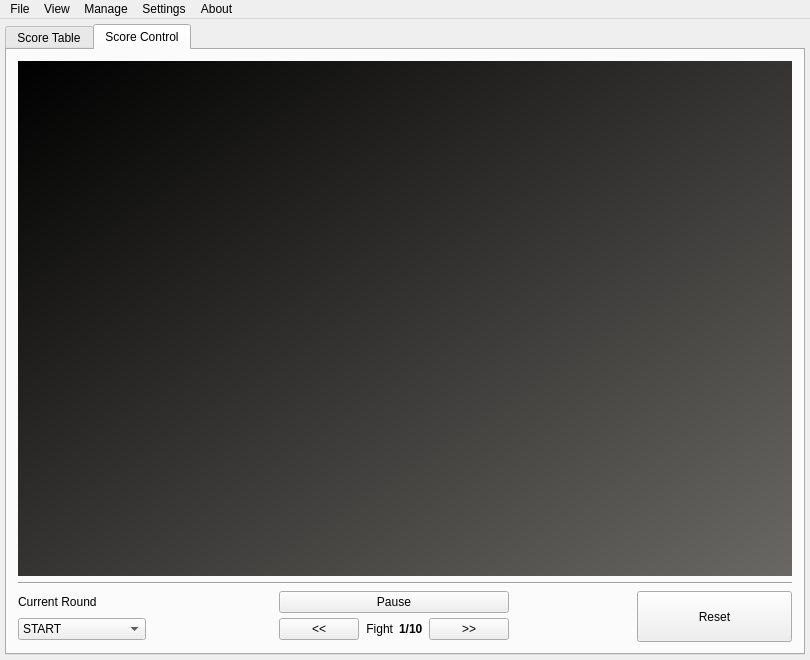
Old version of the form TeamTournament/mainwindow.ui in the repository fmuecke/Ipponboard.
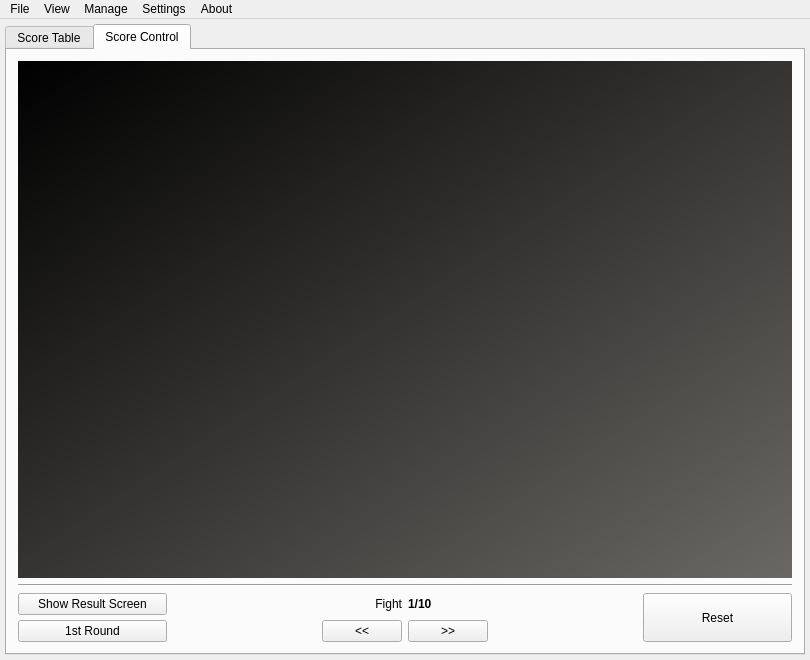
New version of the form. The open tabs and pages were chosen to show the change. Icons and pictures are not drawn.

Commit message:
All: - Edition name and version number is now displayed in the main window title
TE:
- removed round selection combobox and added a single pushbutton instead
- reorderd main buttons
- removed current fight number from info header

```diff
--- a/TeamTournament/mainwindow.ui
+++ b/TeamTournament/mainwindow.ui
@@ -653,7 +653,7 @@
        <attribute name="title">
         <string>Score Control</string>
        </attribute>
-       <layout class="QVBoxLayout" name="verticalLayout_6" stretch="10,0,1">
+       <layout class="QVBoxLayout" name="verticalLayout_6" stretch="10,0,0">
         <item>
          <widget class="QFrame" name="frame_primary_view">
           <property name="styleSheet">
@@ -683,15 +683,7 @@
          </widget>
         </item>
         <item>
-         <layout class="QHBoxLayout" name="horizontalLayout_4" stretch="4,1">
-          <property name="spacing">
-           <number>0</number>
-          </property>
-          <property name="leftMargin">
-           <number>0</number>
-          </property>
-          <item>
-           <layout class="QGridLayout" name="gridLayout_2" columnstretch="1,1,1,1">
+         <layout class="QGridLayout" name="gridLayout_2" columnstretch="2,2,1,1,2,2">
             <property name="verticalSpacing">
              <number>5</number>
             </property>
@@ -701,8 +693,34 @@
             <property name="bottomMargin">
              <number>0</number>
             </property>
+          <item row="0" column="5" rowspan="2">
+           <widget class="QPushButton" name="button_reset">
+            <property name="sizePolicy">
+             <sizepolicy hsizetype="Expanding" vsizetype="Expanding">
+              <horstretch>0</horstretch>
+              <verstretch>0</verstretch>
+             </sizepolicy>
+            </property>
+            <property name="text">
+             <string>Reset</string>
+            </property>
+           </widget>
+          </item>
+          <item row="1" column="1">
+           <spacer name="horizontalSpacer_6">
+            <property name="orientation">
+             <enum>Qt::Horizontal</enum>
+            </property>
+            <property name="sizeHint" stdset="0">
+             <size>
+              <width>40</width>
+              <height>20</height>
+             </size>
+            </property>
+           </spacer>
+          </item>
             <item row="1" column="2">
-             <layout class="QHBoxLayout" name="layoutTabView" stretch="0,0,0,0">
+           <layout class="QHBoxLayout" name="layoutTabView" stretch="0">
               <item>
                <widget class="QPushButton" name="button_prev">
                 <property name="text">
@@ -710,7 +728,29 @@
                 </property>
                </widget>
               </item>
-              <item>
+           </layout>
+          </item>
+          <item row="1" column="4">
+           <spacer name="horizontalSpacer_2">
+            <property name="orientation">
+             <enum>Qt::Horizontal</enum>
+            </property>
+            <property name="sizeHint" stdset="0">
+             <size>
+              <width>40</width>
+              <height>20</height>
+             </size>
+            </property>
+           </spacer>
+          </item>
+          <item row="1" column="3">
+           <widget class="QPushButton" name="button_next">
+            <property name="text">
+             <string notr="true">&gt;&gt;</string>
+            </property>
+           </widget>
+          </item>
+          <item row="0" column="2">
                <widget class="QLabel" name="label_8">
                 <property name="font">
                  <font>
@@ -726,7 +766,7 @@
                 </property>
                </widget>
               </item>
-              <item>
+          <item row="0" column="3">
                <widget class="QLabel" name="label_fight">
                 <property name="font">
                  <font>
@@ -743,19 +783,10 @@
                 </property>
                </widget>
               </item>
-              <item>
-               <widget class="QPushButton" name="button_next">
-                <property name="text">
-                 <string notr="true">&gt;&gt;</string>
-                </property>
-               </widget>
-              </item>
-             </layout>
-            </item>
-            <item row="0" column="2">
+          <item row="0" column="0">
              <widget class="QPushButton" name="button_pause">
               <property name="text">
-               <string>Pause</string>
+             <string>Show Result Screen</string>
               </property>
               <property name="checkable">
                <bool>true</bool>
@@ -763,107 +794,15 @@
              </widget>
             </item>
             <item row="1" column="0">
-             <widget class="QComboBox" name="comboBox_round">
-              <property name="minimumSize">
-               <size>
-                <width>70</width>
-                <height>0</height>
-               </size>
-              </property>
-              <property name="font">
-               <font>
-                <weight>50</weight>
-                <bold>false</bold>
-               </font>
-              </property>
-              <property name="layoutDirection">
-               <enum>Qt::LeftToRight</enum>
-              </property>
-              <property name="styleSheet">
-               <string notr="true"/>
-              </property>
-              <property name="frame">
+           <widget class="QPushButton" name="button_current_round">
+            <property name="text">
+             <string>1st Round</string>
+            </property>
+            <property name="checkable">
                <bool>true</bool>
               </property>
-              <item>
-               <property name="text">
-                <string>START</string>
-               </property>
-              </item>
-              <item>
-               <property name="text">
-                <string>1st</string>
-               </property>
-              </item>
-              <item>
-               <property name="text">
-                <string>PAUSE</string>
-               </property>
-              </item>
-              <item>
-               <property name="text">
-                <string>2nd</string>
-               </property>
-              </item>
-              <item>
-               <property name="text">
-                <string>FINISHED</string>
-               </property>
-              </item>
-             </widget>
-            </item>
-            <item row="0" column="0">
-             <widget class="QLabel" name="label_7">
-              <property name="font">
-               <font>
-                <weight>50</weight>
-                <italic>false</italic>
-                <bold>false</bold>
-               </font>
-              </property>
-              <property name="text">
-               <string>Current Round</string>
-              </property>
-             </widget>
-            </item>
-            <item row="1" column="3">
-             <spacer name="horizontalSpacer_2">
-              <property name="orientation">
-               <enum>Qt::Horizontal</enum>
-              </property>
-              <property name="sizeHint" stdset="0">
-               <size>
-                <width>40</width>
-                <height>20</height>
-               </size>
-              </property>
-             </spacer>
-            </item>
-            <item row="0" column="1">
-             <spacer name="horizontalSpacer_6">
-              <property name="orientation">
-               <enum>Qt::Horizontal</enum>
-              </property>
-              <property name="sizeHint" stdset="0">
-               <size>
-                <width>40</width>
-                <height>20</height>
-               </size>
-              </property>
-             </spacer>
-            </item>
-           </layout>
-          </item>
-          <item>
-           <widget class="QPushButton" name="button_reset">
-            <property name="sizePolicy">
-             <sizepolicy hsizetype="Expanding" vsizetype="Expanding">
-              <horstretch>0</horstretch>
-              <verstretch>0</verstretch>
-             </sizepolicy>
-            </property>
-            <property name="text">
-             <string>Reset</string>
+            <property name="flat">
+             <bool>false</bool>
             </property>
            </widget>
           </item>
```
Left out of the diff: 19 changed lines with no effect on the pictures. Lines whose indentation alone changed are shown as unchanged. The commit also changes 4 other files.
